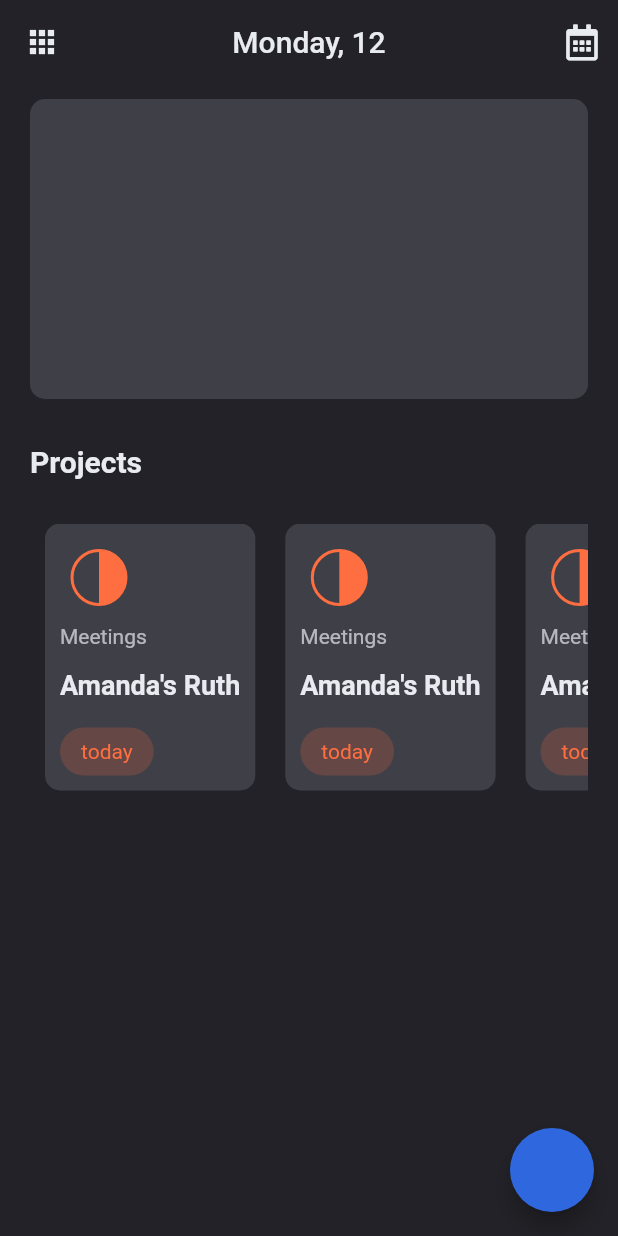
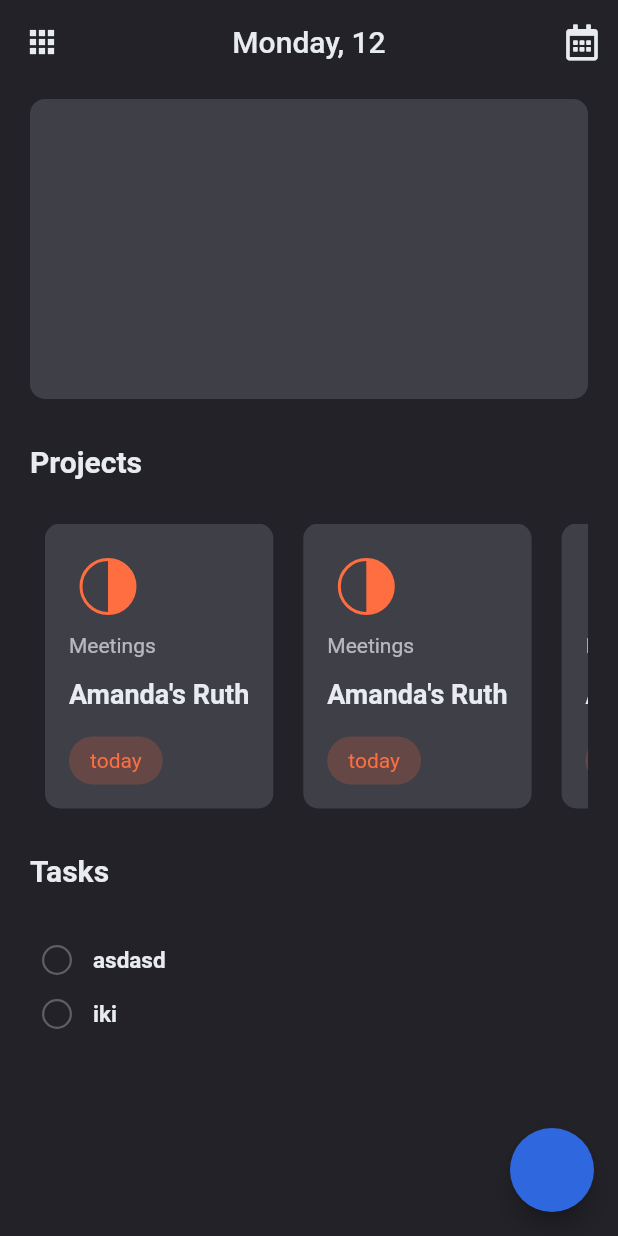
Before and after one commit to oguzhan2142/todo, a Flutter app: the screen it shows after launch, on a phone screen of 412 x 824 dp. Run offline on Flutter 3.47's test engine with Material 2 defaults, Android fonts, the phone set to English and light mode, and no system bars; drawn by our look-alikes of pie_chart; our stand-ins replace flutter_mobx, font_awesome_flutter, mobx, sleek_circular_slider; generated files the repository leaves out were written again.

Commit message:
create task_tile

```diff
--- a/lib/constants/values.dart
+++ b/lib/constants/values.dart
@@ -8,6 +8,8 @@ abstract class Values {
   static const spaceBetweenHomepageComponents = 30.0;
 
   static const pieIndicatorRadius = 36.0;
-  static const projectCardPadding = 10.0;
+  static const projectCardPadding = 16.0;
   static const projectCardHorizontalMargin = 10.0;
+
+  static const taskTileCheckOpacity = 0.3;
 }
--- a/lib/models/task.dart
+++ b/lib/models/task.dart
@@ -1,5 +1,7 @@
-class Task{
-
-
-
+class Task {
+  final String content;
+  bool isChecked = false;
+  Task({
+    required this.content,
+  });
 }
--- a/lib/screens/home_screen/home_screen.dart
+++ b/lib/screens/home_screen/home_screen.dart
@@ -5,6 +5,7 @@ import 'package:todo/constants/values.dart';
 import 'package:todo/models/project.dart';
 import 'package:todo/screens/home_screen/widgets/progress/progress.dart';
 import 'package:todo/screens/home_screen/widgets/projects/projects.dart';
+import 'package:todo/screens/home_screen/widgets/tasks/tasks.dart';
 import 'package:todo/state/data_state.dart';
 
 class HomeScreen extends StatelessWidget {
@@ -39,11 +40,13 @@ class HomeScreen extends StatelessWidget {
           )
         ],
       ),
-      body: Padding(
+      body: Container(
         padding: const EdgeInsets.symmetric(
           horizontal: 20,
           vertical: 10,
         ),
+        margin: EdgeInsets.only(bottom: 80),
+        child: SingleChildScrollView(
           child: Column(
             mainAxisSize: MainAxisSize.min,
             crossAxisAlignment: CrossAxisAlignment.start,
@@ -60,7 +63,19 @@ class HomeScreen extends StatelessWidget {
               ),
               SizedBox(height: Values.spaceBetweenHomepageComponents),
               Projects(),
+              SizedBox(height: Values.spaceBetweenHomepageComponents),
+              Text(
+                'Tasks',
+                style: TextStyle(
+                  color: AppColor.white,
+                  fontSize: Values.homeHeaderFontSize,
+                  fontWeight: FontWeight.bold,
+                ),
+              ),
+              SizedBox(height: Values.spaceBetweenHomepageComponents),
+              Tasks()
             ],
+          ),
         ),
       ),
     );
--- /dev/null
+++ b/lib/screens/home_screen/widgets/tasks/tasks.dart
@@ -0,0 +1,17 @@
+import 'package:flutter/material.dart';
+import 'package:todo/models/task.dart';
+import 'package:todo/screens/home_screen/widgets/tasks/widgets/task_tile.dart';
+
+class Tasks extends StatelessWidget {
+  @override
+  Widget build(BuildContext context) {
+    return Column(
+      mainAxisSize: MainAxisSize.min,
+      crossAxisAlignment: CrossAxisAlignment.start,
+      children: [
+        TaskTile(task: Task(content: 'asdasd')),
+        TaskTile(task: Task(content: 'iki')),
+      ],
+    );
+  }
+}
--- /dev/null
+++ b/lib/screens/home_screen/widgets/tasks/widgets/task_tile.dart
@@ -0,0 +1,60 @@
+import 'package:flutter/material.dart';
+import 'package:todo/constants/colors.dart';
+import 'package:todo/constants/values.dart';
+import 'package:todo/models/task.dart';
+
+class TaskTile extends StatelessWidget {
+  final Task task;
+
+  const TaskTile({Key? key, required this.task}) : super(key: key);
+
+  @override
+  Widget build(BuildContext context) {
+    return Padding(
+      padding: const EdgeInsets.all(8.0),
+      child: Row(
+        mainAxisAlignment: MainAxisAlignment.start,
+        mainAxisSize: MainAxisSize.min,
+        children: [
+          Stack(
+            alignment: Alignment.center,
+            children: [
+              Container(
+                width: 20,
+                height: 20,
+                decoration: BoxDecoration(
+                    shape: BoxShape.circle,
+                    // color: AppColor.white.withOpacity(0.5),
+                    border: Border.all(
+                      color: AppColor.white
+                          .withOpacity(Values.taskTileCheckOpacity),
+                      width: 1.5,
+                    )),
+              ),
+              task.isChecked
+                  ? Container(
+                      width: 14,
+                      height: 14,
+                      decoration: BoxDecoration(
+                        shape: BoxShape.circle,
+                        color: AppColor.white
+                            .withOpacity(Values.taskTileCheckOpacity),
+                      ),
+                    )
+                  : Container(),
+            ],
+          ),
+          SizedBox(width: 14),
+          Text(
+            task.content,
+            style: TextStyle(
+              color: AppColor.white,
+              fontSize: 15,
+              fontWeight: FontWeight.w600,
+            ),
+          ),
+        ],
+      ),
+    );
+  }
+}
```
Lines whose indentation alone changed are shown as unchanged.
